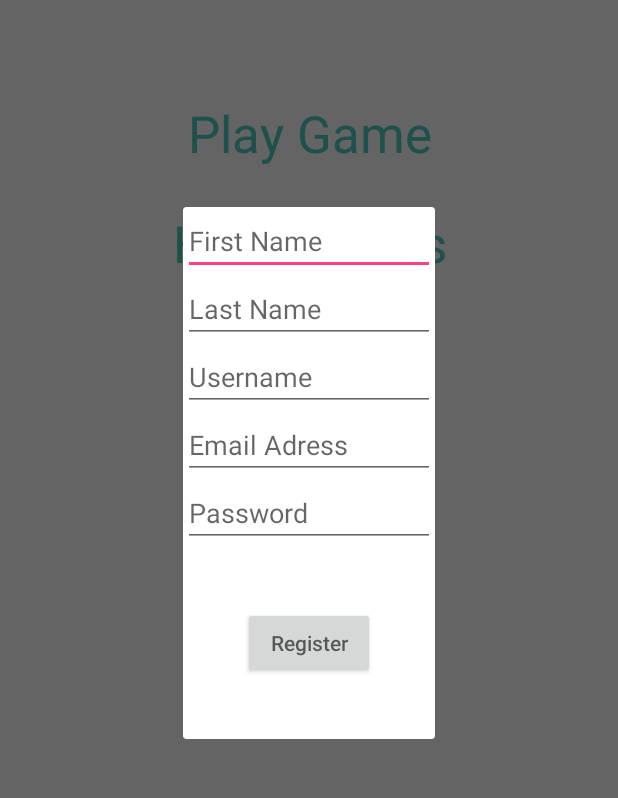
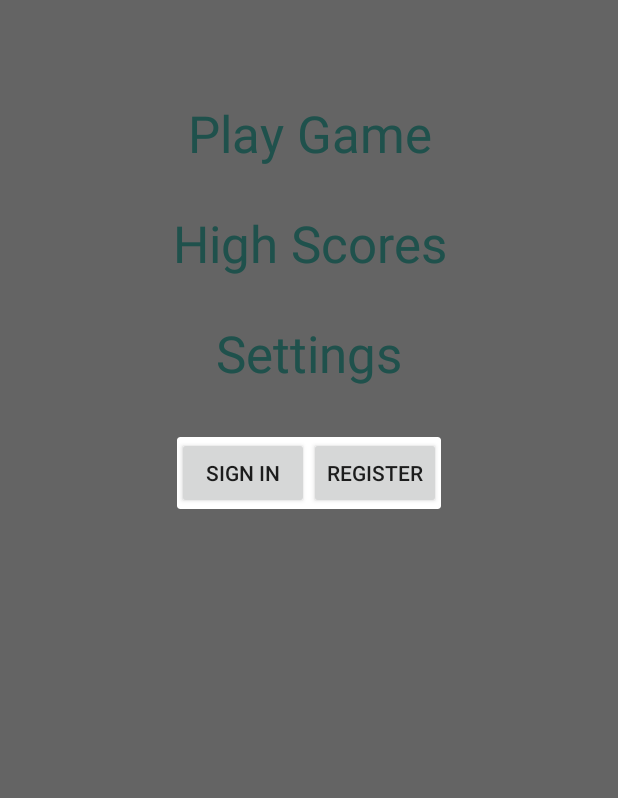
Before and after one commit to liangan4793/ColorReact, an Android app: the screen it shows after launch (MenuActivity), after a tap on "SIGN IN", on a phone screen of 412 x 824 dp, the part 145-943 px from its top. Run offline under Robolectric (Android 15) with nearby library versions, the phone set to English and light mode, and no system bars; our stand-ins replace ButterKnife, Firebase (no records; nobody signed in at launch, a user with empty details on screens opened directly).

Commit message:
added a couple of different sign in fragments

```diff
--- a/app/src/main/java/com/example/andy/colorreact/MenuActivity.java
+++ b/app/src/main/java/com/example/andy/colorreact/MenuActivity.java
@@ -1,10 +1,8 @@
 package com.example.andy.colorreact;
 
+import android.os.Bundle;
 import android.support.annotation.Nullable;
-import android.support.v4.app.DialogFragment;
-import android.support.v4.app.FragmentManager;
 import android.support.v7.app.AppCompatActivity;
-import android.os.Bundle;
 import android.view.View;
 import android.widget.Button;
 
@@ -19,6 +17,7 @@ public class MenuActivity extends AppCompatActivity implements RegisterUserDialo
 
     @BindView(R.id.mainMenuSignInButton) Button signInButton;
     DatabaseReference database;
+    User currentUser;
 
     @Override
     protected void onCreate(@Nullable Bundle savedInstanceState) {
@@ -30,19 +29,32 @@ public class MenuActivity extends AppCompatActivity implements RegisterUserDialo
         if(savedInstanceState == null) {
             signInButton.setText("Sign In");
         }
+        else {
+            currentUser = (User) savedInstanceState.getSerializable("Saved User");
+
+        }
 
         signInButton.setOnClickListener(new View.OnClickListener() {
             @Override
             public void onClick(View v) {
-                RegisterUserDialogFragment registerUserDialogFragment = new RegisterUserDialogFragment();
-                registerUserDialogFragment.show(getFragmentManager(), "Register User");
+                //TODO:
+                UserSignInFragment userSignInFragment = new UserSignInFragment();
+                userSignInFragment.show(getFragmentManager(), "User SignIn");
             }
         });
     }
 
     @Override
     public void onRegisterUser(User user) {
+        currentUser = user;
         database = FirebaseDatabase.getInstance().getReference();
         database.child("Users").child(user.getUserName()).setValue(user);
+        signInButton.setText(user.getUserName());
+    }
+
+    @Override
+    protected void onSaveInstanceState(Bundle outState) {
+        super.onSaveInstanceState(outState);
+        outState.putSerializable("Saved User", currentUser);
     }
 }
--- a/app/src/main/java/com/example/andy/colorreact/RegisterUserDialogFragment.java
+++ b/app/src/main/java/com/example/andy/colorreact/RegisterUserDialogFragment.java
@@ -25,7 +25,6 @@ public class RegisterUserDialogFragment extends DialogFragment {
     @BindView(R.id.register_fragment_email_address)  EditText emailAddress;
     @BindView(R.id.register_fragment_password)  EditText password;
     @BindView(R.id.register_fragment_register_button)  Button registerButton;
-
     private User newUser;
 
     public RegisterUserDialogFragment() {}
--- a/app/src/main/java/com/example/andy/colorreact/UserSignInFragment.java
+++ b/app/src/main/java/com/example/andy/colorreact/UserSignInFragment.java
@@ -1,12 +1,53 @@
 package com.example.andy.colorreact;
 
+import android.app.DialogFragment;
 import android.app.Fragment;
+import android.os.Bundle;
+import android.support.annotation.Nullable;
+import android.view.LayoutInflater;
+import android.view.View;
+import android.view.ViewGroup;
+import android.widget.Button;
+
+import butterknife.BindView;
+import butterknife.ButterKnife;
 
 /**
  * Created by andy on 07/11/17.
  */
 
-public class UserSignInFragment extends Fragment {
+public class UserSignInFragment extends DialogFragment {
+
+    @BindView(R.id.fragment_user_sign_in_sign_in_button) Button signInButton;
+    @BindView(R.id.fragment_user_sign_in_register_button) Button registerButton;
 
 
+    @Nullable
+    @Override
+    public View onCreateView(LayoutInflater inflater, @Nullable ViewGroup container, Bundle savedInstanceState) {
+
+        View view = inflater.inflate(R.layout.fragment_user_sign_in, container);
+        ButterKnife.bind(this, view);
+        return inflater.inflate(R.layout.fragment_user_sign_in, container);
+    }
+
+    @Override
+    public void onViewCreated(View view, @Nullable Bundle savedInstanceState) {
+        super.onViewCreated(view, savedInstanceState);
+
+        signInButton.setOnClickListener(new View.OnClickListener() {
+            @Override
+            public void onClick(View v) {
+                //TODO
+            }
+        });
+
+        registerButton.setOnClickListener(new View.OnClickListener() {
+            @Override
+            public void onClick(View v) {
+                RegisterUserDialogFragment registerUserDialogFragment = new RegisterUserDialogFragment();
+                registerUserDialogFragment.show(getFragmentManager(), "Register User");
+            }
+        });
+    }
 }
```
